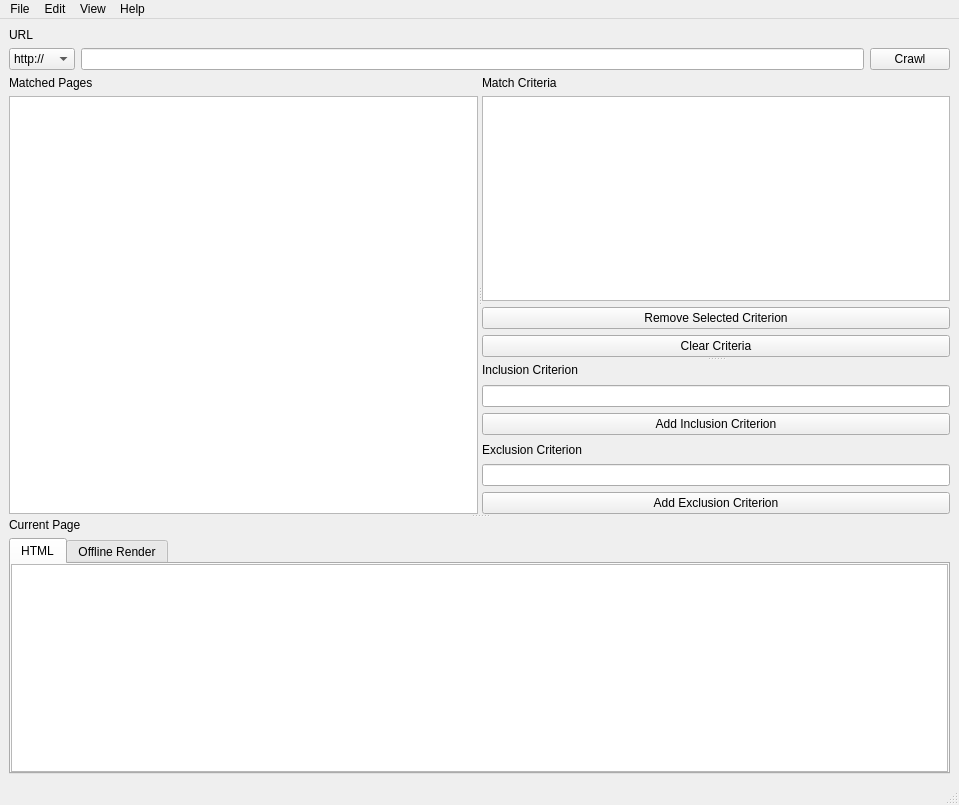
Old version of the form main_window.ui in the repository marceloclubhouse/treasure-audit.
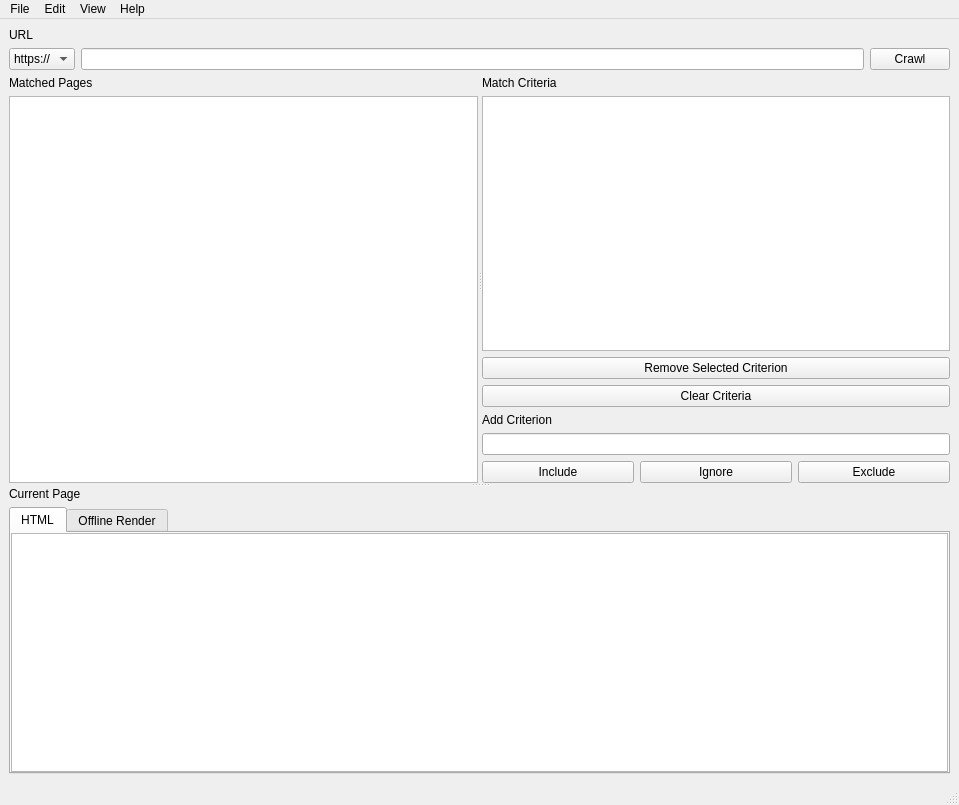
New version of the form. Icons and pictures are not drawn.

Commit message: Updated GUI for inclusion/exclusion/ignoring, added methods for filtering the results

Diff of the .ui file:
```diff
--- a/main_window.ui
+++ b/main_window.ui
@@ -33,15 +33,7 @@
    <property name="enabled">
     <bool>true</bool>
    </property>
-   <layout class="QVBoxLayout" name="verticalLayout_11">
-    <item>
-     <layout class="QVBoxLayout" name="verticalLayout_2" stretch="0,0">
-      <property name="sizeConstraint">
-       <enum>QLayout::SetFixedSize</enum>
-      </property>
-      <property name="bottomMargin">
-       <number>0</number>
-      </property>
+   <layout class="QVBoxLayout" name="verticalLayout">
       <item>
        <widget class="QLabel" name="label_url">
         <property name="sizePolicy">
@@ -63,14 +55,14 @@
         <item>
          <widget class="QComboBox" name="comboBox_schema">
           <property name="currentText">
-           <string>http://</string>
+         <string>https://</string>
           </property>
           <property name="currentIndex">
            <number>0</number>
           </property>
           <item>
            <property name="text">
-            <string>http://</string>
+          <string>https://</string>
            </property>
           </item>
           <item>
@@ -102,18 +94,16 @@
         </item>
        </layout>
       </item>
-     </layout>
-    </item>
     <item>
-     <widget class="QSplitter" name="splitter_3">
-      <property name="orientation">
-       <enum>Qt::Vertical</enum>
-      </property>
       <widget class="QSplitter" name="splitter_2">
        <property name="orientation">
+       <enum>Qt::Vertical</enum>
+      </property>
+      <widget class="QSplitter" name="splitter">
+       <property name="orientation">
         <enum>Qt::Horizontal</enum>
        </property>
-       <widget class="QWidget" name="verticalLayoutWidget_2">
+       <widget class="QWidget" name="">
         <layout class="QVBoxLayout" name="verticalLayout_3">
          <item>
           <widget class="QLabel" name="label_matched_pages">
@@ -127,11 +117,7 @@
          </item>
         </layout>
        </widget>
-       <widget class="QSplitter" name="splitter">
-        <property name="orientation">
-         <enum>Qt::Vertical</enum>
-        </property>
-        <widget class="QWidget" name="verticalLayoutWidget">
+       <widget class="QWidget" name="">
          <layout class="QVBoxLayout" name="verticalLayout_5">
           <item>
            <widget class="QLabel" name="label_match_criteria">
@@ -157,46 +143,48 @@
             </property>
            </widget>
           </item>
-         </layout>
-        </widget>
-        <widget class="QWidget" name="verticalLayoutWidget_3">
-         <layout class="QVBoxLayout" name="verticalLayout_8">
           <item>
-           <widget class="QLabel" name="label_inclusion">
+          <widget class="QLabel" name="label_criterion">
             <property name="text">
-             <string>Inclusion Criterion</string>
+            <string>Add Criterion</string>
             </property>
            </widget>
           </item>
           <item>
-           <widget class="QLineEdit" name="lineEdit_inclusion"/>
+          <widget class="QLineEdit" name="lineEdit_criterion"/>
           </item>
           <item>
-           <widget class="QPushButton" name="pushButton_inclusion">
+          <layout class="QHBoxLayout" name="horizontalLayout_3">
+           <item>
+            <widget class="QPushButton" name="pushButton_include">
             <property name="text">
-             <string>Add Inclusion Criterion</string>
-            </property>
+              <string>Include</string>
+             </property>
+             <property name="checkable">
+              <bool>false</bool>
+             </property>
+             <property name="flat">
+              <bool>false</bool>
+             </property>
            </widget>
           </item>
           <item>
-           <widget class="QLabel" name="label_exclusion">
+            <widget class="QPushButton" name="pushButton_ignore">
             <property name="text">
-             <string>Exclusion Criterion</string>
+              <string>Ignore</string>
             </property>
            </widget>
           </item>
           <item>
-           <widget class="QLineEdit" name="lineEdit_exclusion"/>
-          </item>
-          <item>
-           <widget class="QPushButton" name="pushButton_exclusion">
+            <widget class="QPushButton" name="pushButton_exclude">
             <property name="text">
-             <string>Add Exclusion Criterion</string>
+              <string>Exclude</string>
             </property>
            </widget>
           </item>
          </layout>
-        </widget>
+         </item>
+        </layout>
        </widget>
       </widget>
       <widget class="QWidget" name="verticalLayoutWidget_4">
```
Left out of the diff: 24 changed lines with no effect on the pictures. Lines whose indentation alone changed are shown as unchanged. The commit also changes 3 other files.
